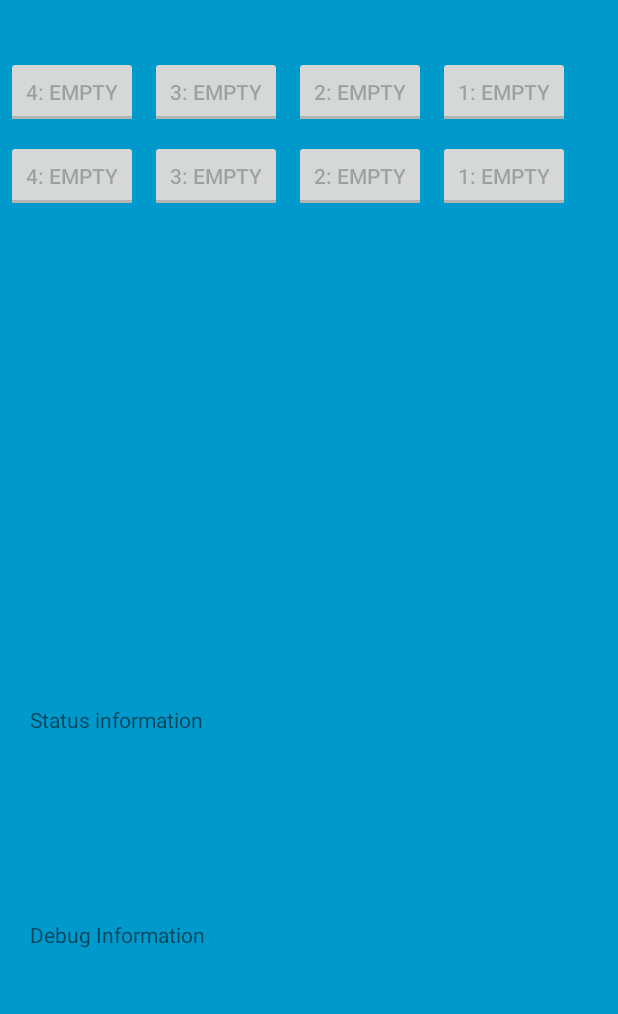
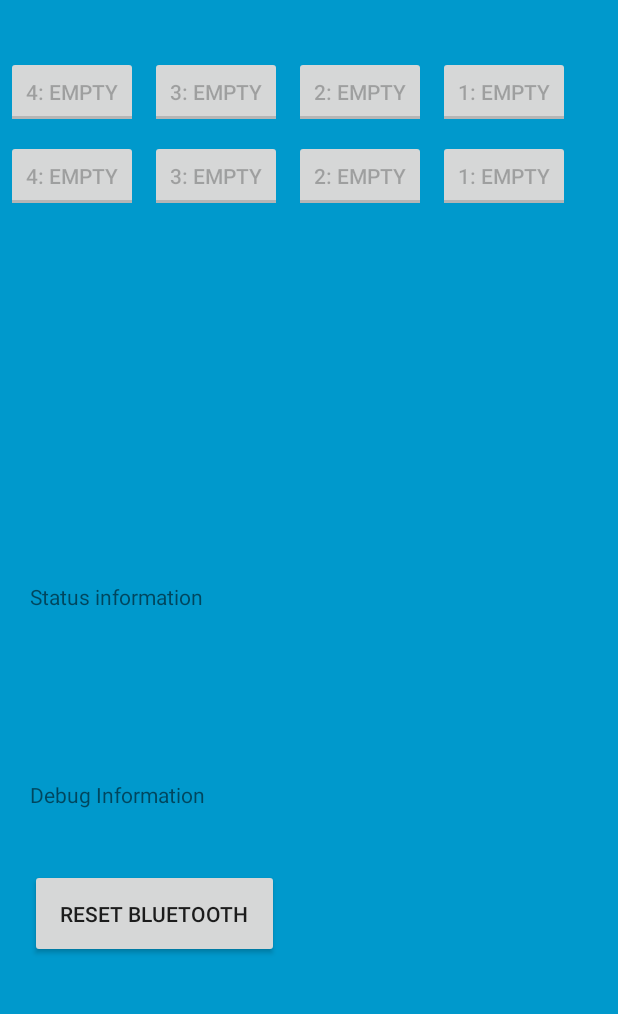
Before and after one commit to GompeiAndTheBrobots/2K1Field, an Android app: the screen it shows after launch (Main), on a phone screen of 412 x 824 dp, the part 206-1220 px from its top. Run offline under Robolectric (Android 15) with nearby library versions, the phone set to English and light mode, and no system bars.

Commit message:
Added Reset Button
Should be fine, can't test bluetooth functionality on emulator. Resets
bluetooth

```diff
--- a/app/src/main/java/com/example/ikeandmike/field/Main.java
+++ b/app/src/main/java/com/example/ikeandmike/field/Main.java
@@ -42,7 +42,7 @@ public class Main extends AppCompatActivity implements BluetoothConnectionCallba
     private GestureDetectorCompat mDetector;
     private ImageView radiationIndicator;
     private Animation animation;
-    private Button stopButton, resumeButton;
+    private Button stopButton, resumeButton, resetButton;
     private ToggleButton toggleField;
 
     public static int[] buttonIds = new int[] {
@@ -63,6 +63,8 @@ public class Main extends AppCompatActivity implements BluetoothConnectionCallba
         stopButton = (Button) findViewById(R.id.stop);
         resumeButton = (Button) findViewById(R.id.resume);
         radiationIndicator = (ImageView) findViewById(R.id.radiationIndicator);
+        toggleField = (ToggleButton) findViewById(R.id.toggleField);
+        resetButton = (Button) findViewById(R.id.resetButton);
 
         mDetector = new GestureDetectorCompat(this,
                 new SimpleGestureListener(this,
@@ -71,12 +73,14 @@ public class Main extends AppCompatActivity implements BluetoothConnectionCallba
 
         stopButton.setOnClickListener(this);
         resumeButton.setOnClickListener(this);
+        toggleField.setOnCheckedChangeListener(this);
+        resetButton.setOnClickListener(this);
 
         for (int id : buttonIds) {
             ((Button) findViewById(id)).setOnClickListener(fieldStateInterface);
         }
 
-        this.toggleField = (ToggleButton) findViewById(R.id.toggleField);
+
         animation = new AlphaAnimation(1, 0);
         animation.setDuration(50);
         animation.setInterpolator(new LinearInterpolator());
@@ -84,7 +88,6 @@ public class Main extends AppCompatActivity implements BluetoothConnectionCallba
         animation.setRepeatCount(1);
         animation.setAnimationListener(this);
 
-        this.toggleField.setOnCheckedChangeListener(this);
         setupBluetooth();
     }
 
@@ -188,6 +191,9 @@ public class Main extends AppCompatActivity implements BluetoothConnectionCallba
         } else if (v.getId() == R.id.stop) {
             comms.asyncSendStopMessage();
         }
+        else if (v.getId() == R.id.resetButton) {
+            setupBluetooth();
+        }
     }
 
     @Override
--- a/app/src/main/res/layout/activity_fullscreen.xml
+++ b/app/src/main/res/layout/activity_fullscreen.xml
@@ -57,7 +57,7 @@
         android:id="@+id/buttons"
         android:layout_width="match_parent"
         android:layout_height="0dp"
-        android:layout_weight="0.45"
+        android:layout_weight="0.35"
         android:columnCount="4"
         android:rowCount="2"
         android:useDefaultMargins="true">
@@ -147,7 +147,7 @@
     <LinearLayout
         android:layout_width="match_parent"
         android:layout_height="0dp"
-        android:layout_weight="0.45"
+        android:layout_weight="0.55"
         android:gravity="center_vertical"
         android:orientation="vertical"
         android:weightSum="1">
@@ -159,7 +159,7 @@
             android:layout_column="0"
             android:layout_weight="0.5"
             android:padding="20dp"
-            android:text="Status information"/>
+            android:text="Status information" />
 
         <TextView
             android:id="@+id/textView"
@@ -168,6 +168,14 @@
             android:layout_column="0"
             android:padding="20dp"
             android:text="Debug Information"/>
+
+        <Button
+            android:layout_width="wrap_content"
+            android:layout_height="wrap_content"
+            android:text="Reset Bluetooth"
+            android:id="@+id/resetButton"
+            android:padding="20dp"
+            android:layout_margin="20dp" />
     </LinearLayout>
 
 </LinearLayout>
```
